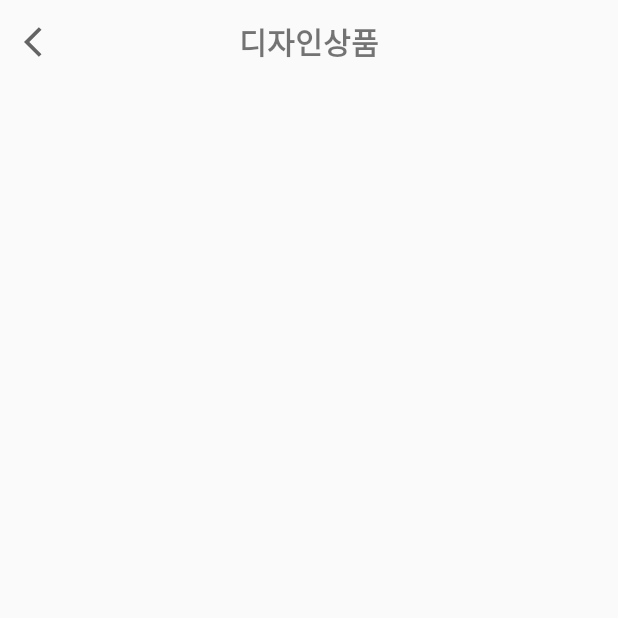
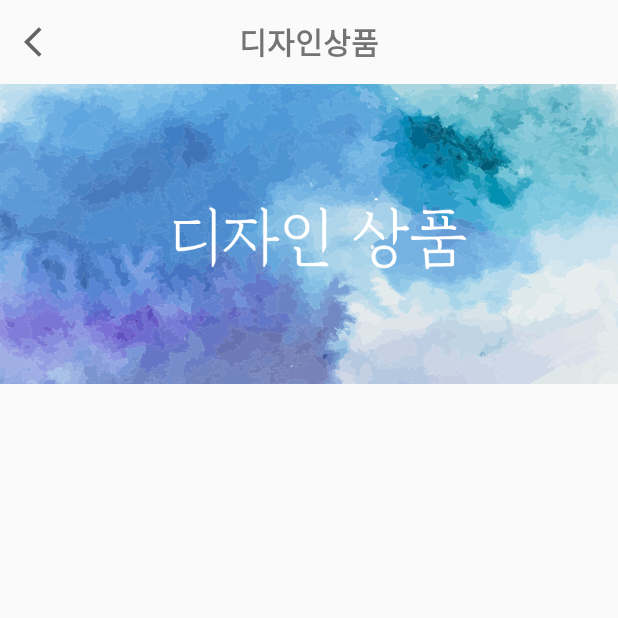
Before and after one commit to bamin0422/GanDan, an Android app: the DesignItemActivity screen opened directly, with no data from a screen before it, on a phone screen of 412 x 824 dp, the top half of it. Run offline under Robolectric (Android 15) with nearby library versions, the phone set to English and light mode, and no system bars.

Commit message:
Add main photo for itemActivity

```diff
--- a/app/src/main/res/layout/activity_banner.xml
+++ b/app/src/main/res/layout/activity_banner.xml
@@ -38,6 +38,7 @@
 
             <ImageView
                 android:id="@+id/imageView4"
+                android:background="@drawable/bannerimg"
                 android:layout_width="match_parent"
                 android:layout_height="200dp" />
 
--- a/app/src/main/res/layout/activity_designitem.xml
+++ b/app/src/main/res/layout/activity_designitem.xml
@@ -39,6 +39,7 @@
             <ImageView
                 android:id="@+id/imageView4"
                 android:layout_width="match_parent"
+                android:background="@drawable/designitemimg"
                 android:layout_height="200dp" />
 
             <androidx.recyclerview.widget.RecyclerView
--- a/app/src/main/res/layout/activity_hanging.xml
+++ b/app/src/main/res/layout/activity_hanging.xml
@@ -38,6 +38,7 @@
 
             <ImageView
                 android:id="@+id/imageView4"
+                android:background="@drawable/hangingimg"
                 android:layout_width="match_parent"
                 android:layout_height="200dp" />
 
--- a/app/src/main/res/layout/activity_steelbanner.xml
+++ b/app/src/main/res/layout/activity_steelbanner.xml
@@ -38,6 +38,7 @@
 
             <ImageView
                 android:id="@+id/imageView4"
+                android:background="@drawable/steelbannerimg"
                 android:layout_width="match_parent"
                 android:layout_height="200dp" />
 
```
Also changed, not shown: app/src/main/res/drawable/bannerimg.png (added), app/src/main/res/drawable/designitemimg.png (added), app/src/main/res/drawable/hangingimg.png (added), app/src/main/res/drawable/steelbannerimg.png (added).
